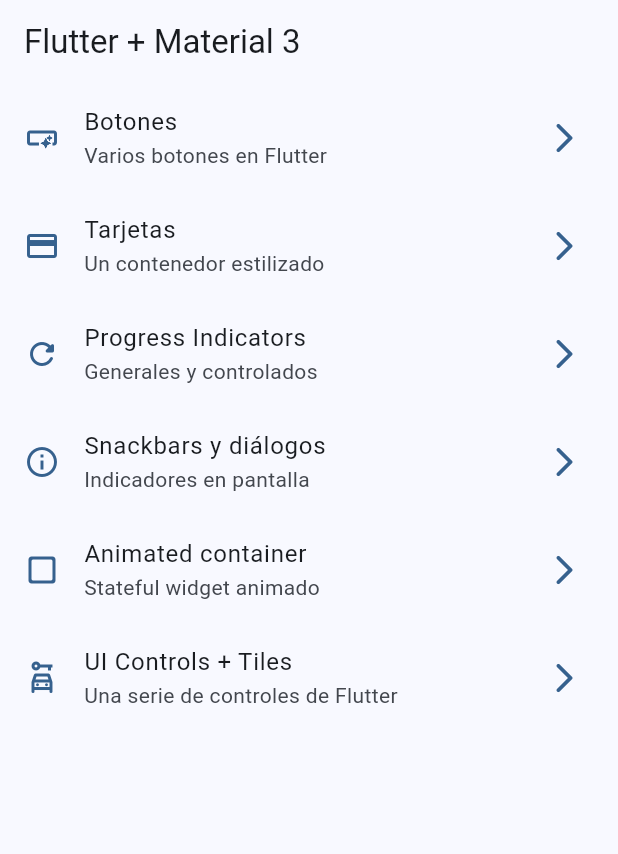
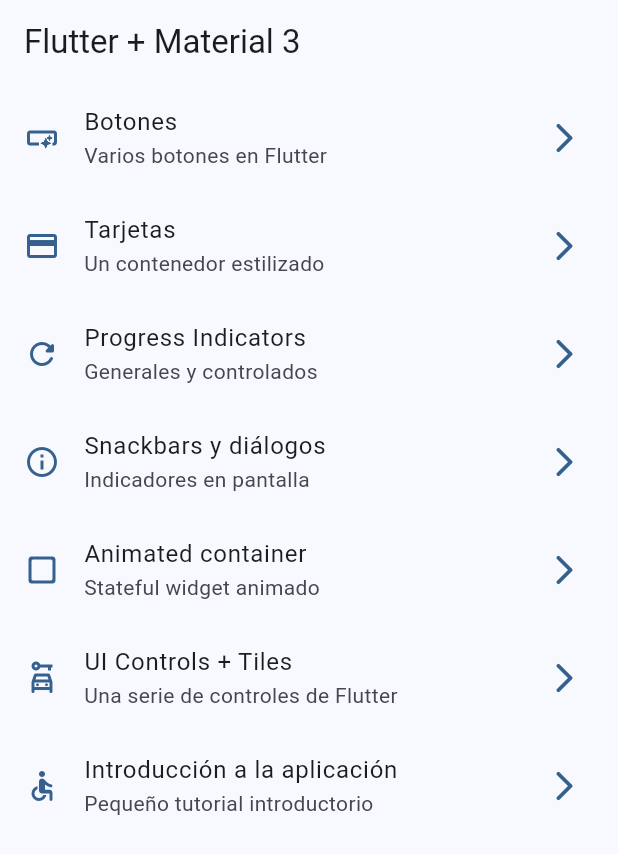
Before and after one commit to Klerith/flutter-widgets-app, a Flutter app: the screen it shows after launch, on a phone screen of 412 x 824 dp. Shown: the top 854 px of the screen. Run offline on Flutter 3.47's test engine with Material 2 defaults, Android fonts, the light colour scheme and no system bars; our stand-ins replace go_router.

Commit message:
tutorial screen added

```diff
--- a/lib/config/menu/menu_items.dart
+++ b/lib/config/menu/menu_items.dart
@@ -60,5 +60,12 @@
     icon: Icons.car_rental_outlined
   ),
 
+  MenuItem(
+    title: 'Introducción a la aplicación',
+    subTitle: 'Pequeño tutorial introductorio',
+    link: '/tutorial',
+    icon: Icons.accessible_rounded
+  ),
+
 
 ];
--- a/lib/config/router/app_router.dart
+++ b/lib/config/router/app_router.dart
@@ -47,5 +47,11 @@
       name: UiControlsScreen.name,
       builder: (context, state) => const UiControlsScreen(),
     ),
+
+    GoRoute(
+      path: '/tutorial',
+      name: AppTutorialScreen.name,
+      builder: (context, state) => const AppTutorialScreen(),
+    ),
   ],
 );
```
